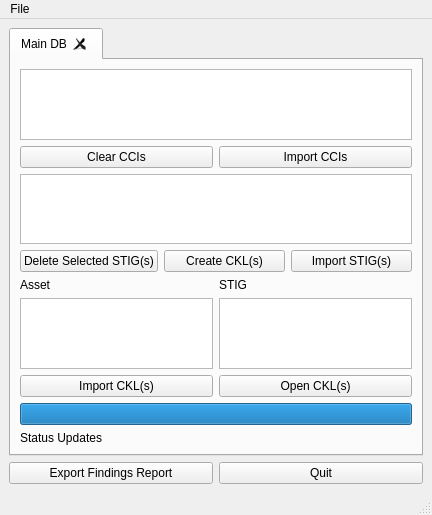
squinky86/STIGQter, file stigqter.ui: the form before one commit.
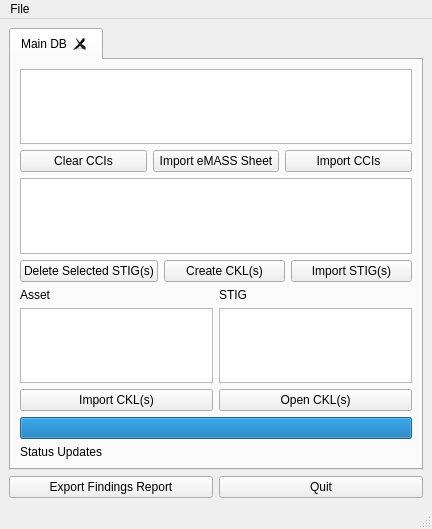
The form after the commit.

Patch:
```diff
--- a/stigqter.ui
+++ b/stigqter.ui
@@ -7,7 +7,7 @@
     <x>0</x>
     <y>0</y>
     <width>432</width>
-    <height>506</height>
+    <height>529</height>
    </rect>
   </property>
   <property name="windowTitle">
@@ -43,6 +43,13 @@
             </property>
            </widget>
           </item>
+          <item>
+           <widget class="QPushButton" name="btnImportEmass">
+            <property name="text">
+             <string>Import eMASS Sheet</string>
+            </property>
+           </widget>
+          </item>
           <item>
            <widget class="QPushButton" name="btnImportCCIs">
             <property name="text">
```
Left out of the diff: 33 changed lines with no effect on the pictures.
